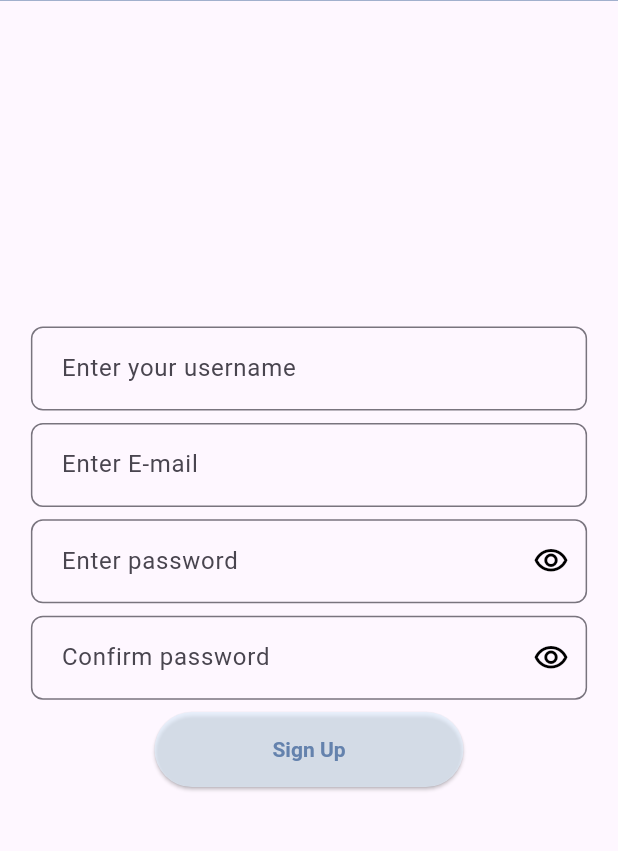
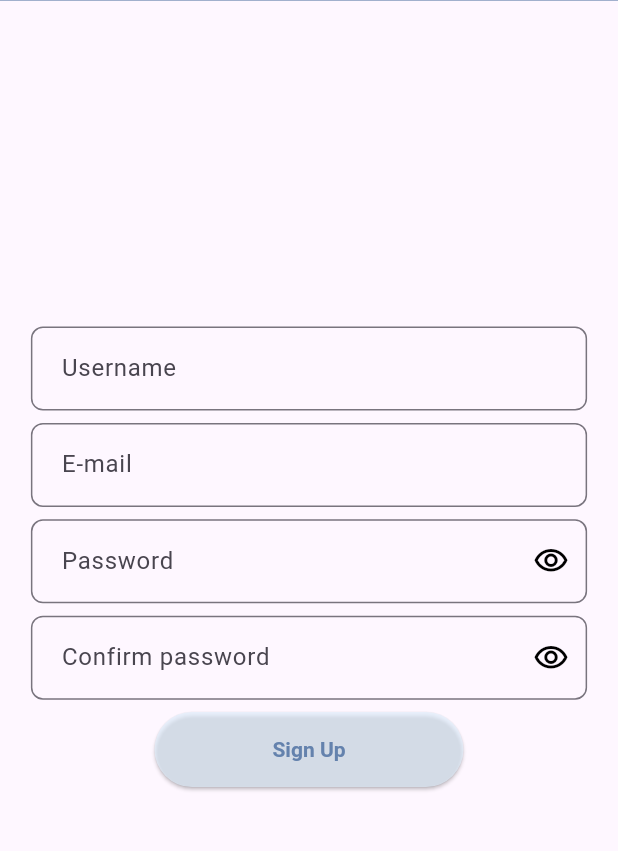
Before and after one commit to lavanya-sr8/FixNow, a Flutter app: the screen it shows after launch, after a tap on "Login", after a tap on "Sign up", on a phone screen of 412 x 824 dp, the part 123-974 px from its top. Run offline on Flutter 3.47's test engine with Material 3 defaults, Android fonts, the phone set to English and light mode, and no system bars; missing offline and left inert: rename.

Commit message:
login signup modifications

```diff
--- a/lib/main.dart
+++ b/lib/main.dart
@@ -84,7 +84,17 @@ class LoginForm extends StatefulWidget {
 
 class LoginFormState extends State<LoginForm> {
   final GlobalKey<FormState> _formKey = GlobalKey<FormState>();
-  bool obscureText = true;
+  final TextEditingController _emailController = TextEditingController();
+  final TextEditingController _passwordController = TextEditingController();
+  bool _isPasswordVisible = false; // State for password visibility
+
+  @override
+  void dispose() {
+    _emailController.dispose();
+    _passwordController.dispose();
+    super.dispose();
+  }
+
   @override
   Widget build(BuildContext context) {
     return LayoutBuilder(
@@ -111,7 +121,9 @@ class LoginFormState extends State<LoginForm> {
                   crossAxisAlignment: CrossAxisAlignment.start,
                   children: <Widget>[
                     TextFormField(
+                      controller: _emailController, // Email controller added
                       decoration: InputDecoration(
+                        labelText: 'Email',
                         hintText: 'Enter your email',
                         contentPadding: EdgeInsets.symmetric(vertical: 16.0, horizontal: formWidth * 0.04),
                         border: OutlineInputBorder(
@@ -121,33 +133,42 @@ class LoginFormState extends State<LoginForm> {
                       scrollPadding: const EdgeInsets.all(16.0),
                       validator: (String? value) {
                         if (value == null || value.isEmpty) {
-                          return 'Please enter email id';
+                          return 'Please enter email';
+                        } else if (!RegExp(r'^[^@]+@[^@]+\.[^@]+').hasMatch(value)) {
+                          return 'Please enter a valid email';
                         }
                         return null;
                       },
                     ),
                     SizedBox(height: constraints.maxWidth * 0.05), // Responsive spacing
                     TextFormField(
-                      obscureText: obscureText,
+                      controller: _passwordController, // Password controller added
+                      obscureText: !_isPasswordVisible, // Password visibility toggle added
                       decoration: InputDecoration(
+                        labelText: 'Password',
                         hintText: 'Enter password',
                         contentPadding: EdgeInsets.symmetric(vertical: 16.0, horizontal: formWidth * 0.04),
                         border: OutlineInputBorder(
                           borderRadius: BorderRadius.circular(8.0),
                         ),
                         suffixIcon: IconButton(
-                          icon: Icon(obscureText ? Icons.visibility_outlined : Icons.visibility_off_outlined, color: Colors.black,),
+                          icon: Icon(
+                            _isPasswordVisible ? Icons.visibility_outlined : Icons.visibility_off_outlined,
+                            color: Colors.black,
+                          ),
                           onPressed: () {
                             setState(() {
-                              obscureText = !obscureText;
+                              _isPasswordVisible = !_isPasswordVisible; // Toggle password visibility
                             });
                           },
-                        )
+                        ),
                       ),
                       scrollPadding: const EdgeInsets.all(16.0),
                       validator: (String? value) {
                         if (value == null || value.isEmpty) {
                           return 'Please enter password';
+                        } else if (value.length < 6) {
+                          return 'Password must be at least 6 characters';
                         }
                         return null;
                       },
@@ -159,7 +180,7 @@ class LoginFormState extends State<LoginForm> {
                         const Text("Don't have an account?"),
                         TextButton(
                           onPressed: () {
-                            Navigator.push(context,MaterialPageRoute(builder: (context)=> const SignUpPage()));
+                            Navigator.push(context, MaterialPageRoute(builder: (context) => const SignUpPage()));
                           },
                           child: const Text(
                             'Sign up',
@@ -171,38 +192,32 @@ class LoginFormState extends State<LoginForm> {
                         ),
                       ],
                     ),
-
                     Center(
                       child: ElevatedButton(
                         onPressed: () {
                           if (_formKey.currentState!.validate()) {
-                          // Navigator.push(
-                          //   context,
-                          //   MaterialPageRoute(builder: (context)=>const HomePage())
-                          // );
                             Navigator.push(
                               context,
-                            MaterialPageRoute(builder: (context)=> const Notifications())
+                              MaterialPageRoute(builder: (context) => const Notifications()),
                             );
                           }
                         },
                         style: ElevatedButton.styleFrom(
                           minimumSize: Size(buttonWidth, 50), // Full-width button within the form width
                           backgroundColor: const Color.fromRGBO(226, 241, 255, 0.643),
-
                           textStyle: const TextStyle(
                             fontWeight: FontWeight.w500,
-                        )
+                          ),
                         ),
                         child: const Text(
                           'Login',
                           style: TextStyle(
                             color: Color.fromRGBO(100, 130, 173, 10),
-                          fontWeight: FontWeight.w700
-                        ),),
+                            fontWeight: FontWeight.w700,
                           ),
-                    )
-
+                        ),
+                      ),
+                    ),
                   ],
                 ),
               ),
--- a/lib/sign_up.dart
+++ b/lib/sign_up.dart
@@ -67,6 +67,8 @@ class SignUpFormState extends State<SignUpForm> {
   // final TextEditingController confirm_pwd = TextEditingController();
 
   bool obscureText = true;
+  bool obscureTextConfirm = true;
+
 
   @override
   Widget build(BuildContext context) {
@@ -95,6 +97,7 @@ class SignUpFormState extends State<SignUpForm> {
                   children: <Widget>[
                     TextFormField(
                       decoration: InputDecoration(
+                        labelText: 'Username',
                         hintText: 'Enter your username',
                         contentPadding: EdgeInsets.symmetric(vertical: 16.0, horizontal: formWidth * 0.04),
                         border: OutlineInputBorder(
@@ -112,6 +115,7 @@ class SignUpFormState extends State<SignUpForm> {
                     SizedBox(height: constraints.maxWidth * 0.02),
                     TextFormField(
                       decoration: InputDecoration(
+                        labelText: 'E-mail',
                         hintText: 'Enter E-mail',
                         contentPadding: EdgeInsets.symmetric(vertical: 16.0, horizontal: formWidth * 0.04),
                         border: OutlineInputBorder(
@@ -130,6 +134,7 @@ class SignUpFormState extends State<SignUpForm> {
                     TextFormField(
                       obscureText: obscureText,
                       decoration: InputDecoration(
+                        labelText: 'Password',
                         hintText: 'Enter password',
                         contentPadding: EdgeInsets.symmetric(vertical: 16.0, horizontal: formWidth * 0.04),
                         border: OutlineInputBorder(
@@ -154,18 +159,19 @@ class SignUpFormState extends State<SignUpForm> {
                     ),
                     SizedBox(height: constraints.maxWidth * 0.02), // Responsive spacing
                     TextFormField(
-                      obscureText: obscureText,
+                      obscureText: obscureTextConfirm,
                       decoration: InputDecoration(
+                        labelText: 'Confirm password',
                         hintText: 'Confirm password',
                         contentPadding: EdgeInsets.symmetric(vertical: 16.0, horizontal: formWidth * 0.04),
                         border: OutlineInputBorder(
                           borderRadius: BorderRadius.circular(8.0),
                         ),
                         suffixIcon: IconButton(
-                          icon: Icon(obscureText ? Icons.visibility_outlined : Icons.visibility_off_outlined, color: Colors.black,),
+                          icon: Icon(obscureTextConfirm ? Icons.visibility_outlined : Icons.visibility_off_outlined, color: Colors.black,),
                           onPressed: () {
                             setState(() {
-                              obscureText = !obscureText;
+                              obscureTextConfirm = !obscureTextConfirm;
                             });
                           },
                         )
```
Lines whose indentation alone changed are shown as unchanged.
